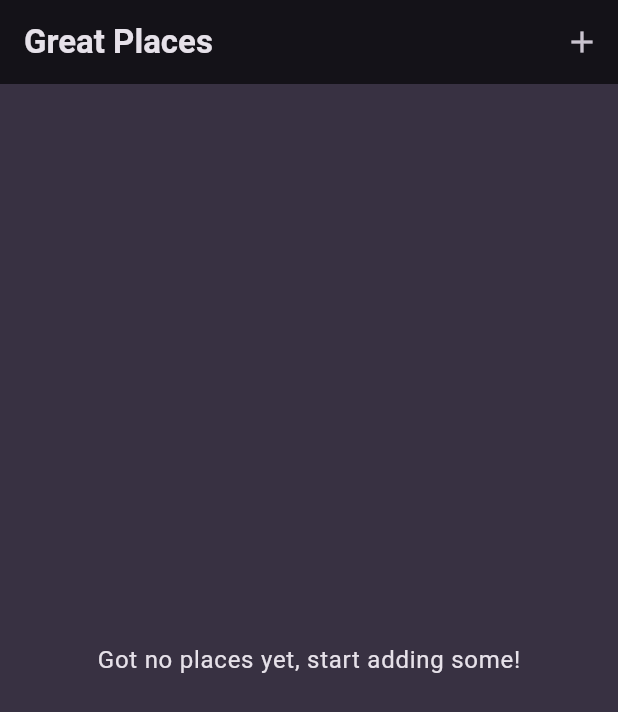
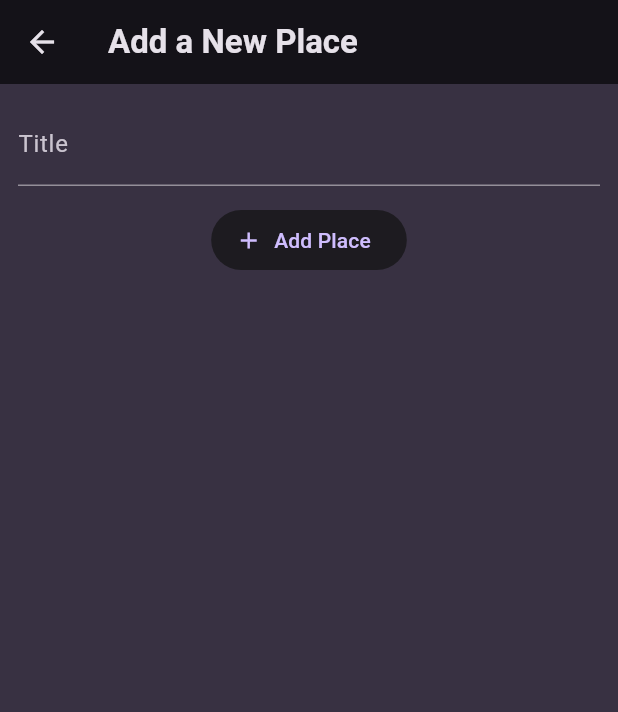
Before and after one commit to mjr2595/favorite-places, a Flutter app: the screen it shows after launch, after a tap on the "add" icon, on a phone screen of 412 x 824 dp. Shown: the top 712 px of the screen. Run offline on Flutter 3.47's test engine with Material 3 defaults, Android fonts, the phone set to English and light mode, and no system bars; our stand-ins replace google_fonts.

Commit message:
Add AddPlaceScreen and navigate to it from PlacesListScreen

```diff
--- a/lib/screens/add_place.dart
+++ b/lib/screens/add_place.dart
@@ -0,0 +1,51 @@
+import 'package:flutter/material.dart';
+
+class AddPlaceScreen extends StatefulWidget {
+  const AddPlaceScreen({super.key});
+
+  @override
+  State<AddPlaceScreen> createState() => _AddPlaceScreenState();
+}
+
+class _AddPlaceScreenState extends State<AddPlaceScreen> {
+  final _titleController = TextEditingController();
+
+  @override
+  void dispose() {
+    _titleController.dispose();
+    super.dispose();
+  }
+
+  @override
+  Widget build(BuildContext context) {
+    return Scaffold(
+      appBar: AppBar(
+        title: const Text('Add a New Place'),
+      ),
+      body: SingleChildScrollView(
+        padding: const EdgeInsets.all(12),
+        child: Column(
+          children: [
+            TextField(
+              decoration: const InputDecoration(labelText: 'Title'),
+              controller: _titleController,
+              style: TextStyle(
+                color: Theme.of(context).colorScheme.onBackground,
+              ),
+            ),
+            const SizedBox(height: 16),
+            ElevatedButton.icon(
+              onPressed: () {},
+              icon: const Icon(Icons.add),
+              label: const Text('Add Place'),
+              style: ElevatedButton.styleFrom(
+                elevation: 0,
+                tapTargetSize: MaterialTapTargetSize.shrinkWrap,
+              ),
+            ),
+          ],
+        ),
+      ),
+    );
+  }
+}
--- a/lib/screens/places_list.dart
+++ b/lib/screens/places_list.dart
@@ -1,5 +1,7 @@
+import 'package:flutter/material.dart';
+
+import 'package:favorite_places/screens/add_place.dart';
 import 'package:favorite_places/widgets/places_list.dart';
-import 'package:flutter/material.dart';
 
 class PlacesListScreen extends StatelessWidget {
   const PlacesListScreen({super.key});
@@ -8,11 +10,17 @@ class PlacesListScreen extends StatelessWidget {
   Widget build(BuildContext context) {
     return Scaffold(
       appBar: AppBar(
-        title: const Text('Great Places'),
+        title: const Text('Your Places'),
         actions: [
           IconButton(
             icon: const Icon(Icons.add),
-            onPressed: () {},
+            onPressed: () {
+              Navigator.of(context).push(
+                MaterialPageRoute(
+                  builder: (context) => const AddPlaceScreen(),
+                ),
+              );
+            },
           ),
         ],
       ),
```
